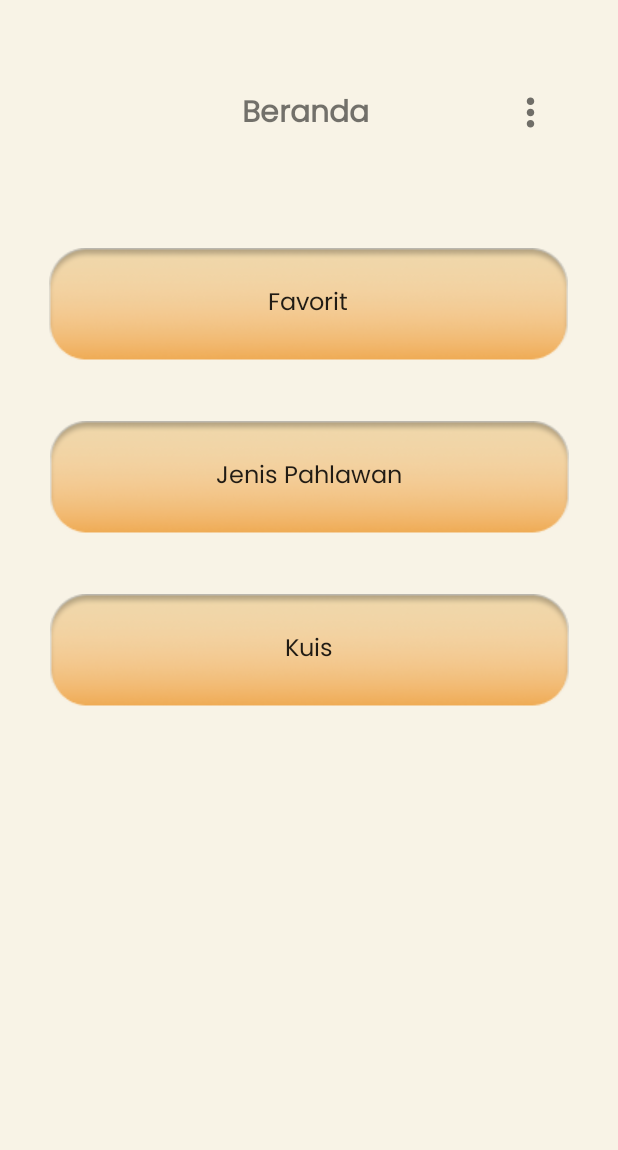
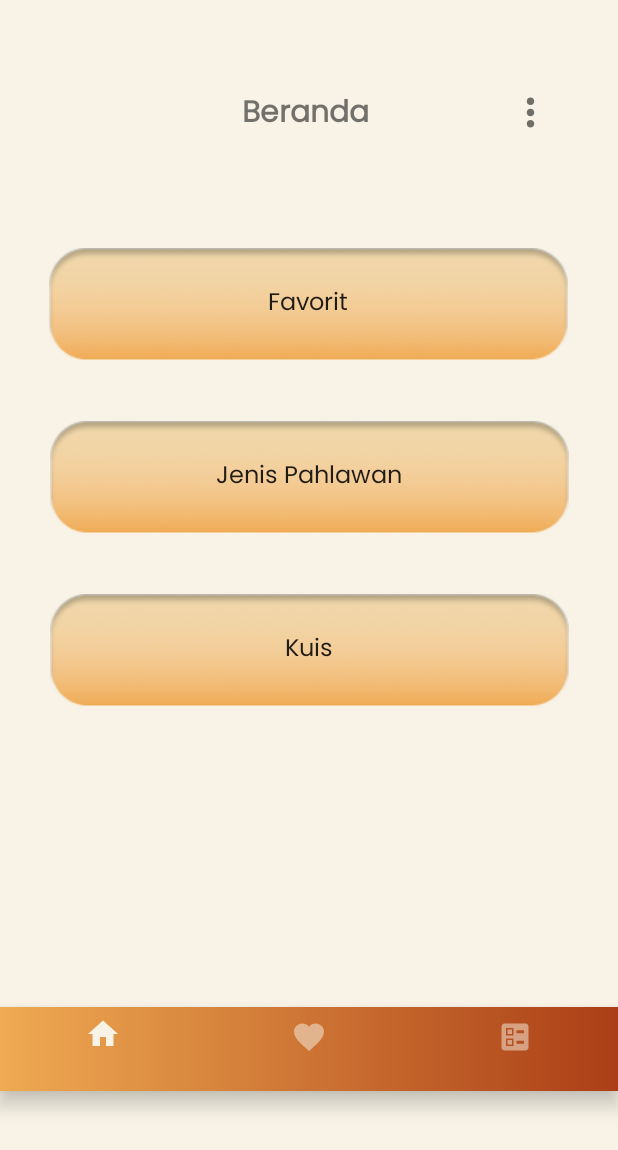
Before and after one commit to christiansiahaann/Pedjoeang, an Android app: the fragment FragmentHome shown on its own in the app's theme, on a phone screen of 412 x 824 dp. Shown: the top 1150 px of the screen. Run offline under Robolectric (Android 15) with nearby library versions, the phone set to English and light mode, and no system bars; plain views replace GradientTextView.

Commit message:
perbaiki menu bawah

```diff
--- a/app/src/main/java/com/prakpapb2/intro1/MainActivity.java
+++ b/app/src/main/java/com/prakpapb2/intro1/MainActivity.java
@@ -3,6 +3,7 @@ package com.prakpapb2.intro1;
 import androidx.annotation.NonNull;
 import androidx.appcompat.app.AppCompatActivity;
 import androidx.fragment.app.Fragment;
+import androidx.navigation.ui.AppBarConfiguration;
 
 import android.os.Bundle;
 import android.view.MenuItem;
@@ -37,6 +38,9 @@ public class MainActivity extends AppCompatActivity {
         setContentView(R.layout.activity_main);
         bottomNavigationView = findViewById(R.id.bottom_navigation_menu);
         bottomNavigationView.setOnNavigationItemSelectedListener(navigation);
+        AppBarConfiguration appBarConfiguration = new AppBarConfiguration.Builder(
+                R.id.navigation_home,R.id.navigation_favorit,R.id.navigation_kuis)
+                .build();
 
     }
 }
--- a/app/src/main/res/layout/beranda.xml
+++ b/app/src/main/res/layout/beranda.xml
@@ -100,4 +100,26 @@
         android:fontFamily="@font/poppins"
         android:textSize="16sp"/>
 
+    <com.google.android.material.bottomnavigation.BottomNavigationView
+        android:id="@+id/bottom_navigation_menu"
+        android:layout_width="match_parent"
+        android:layout_height="wrap_content"
+        android:layout_alignParentBottom="true"
+        android:layout_marginTop="200dp"
+        android:background="@drawable/custom_button3"
+        app:itemIconTint="@drawable/selector"
+        app:layout_constraintTop_toBottomOf="@+id/button3"
+        app:menu="@menu/bottom_menu"
+        tools:ignore="MissingConstraints"
+        tools:layout_editor_absoluteX="0dp">
+
+    </com.google.android.material.bottomnavigation.BottomNavigationView>
+
+    <FrameLayout
+        android:id="@+id/container_fragment"
+        android:layout_width="match_parent"
+        android:layout_height="wrap_content"
+        android:layout_above="@+id/bottom_navigation_menu"
+        tools:ignore="MissingConstraints" />
+
 </androidx.constraintlayout.widget.ConstraintLayout>
--- a/app/src/main/res/navigation/mobile_navigation.xml
+++ b/app/src/main/res/navigation/mobile_navigation.xml
@@ -3,7 +3,7 @@
     xmlns:app="http://schemas.android.com/apk/res-auto"
     xmlns:tools="http://schemas.android.com/tools"
     android:id="@+id/mobile_navigation"
-    android:startDestination="@+id/navigation_home">
+    app:startDestination="@+id/navigation_home">
 
     <fragment
         android:id="@+id/navigation_home"
```
